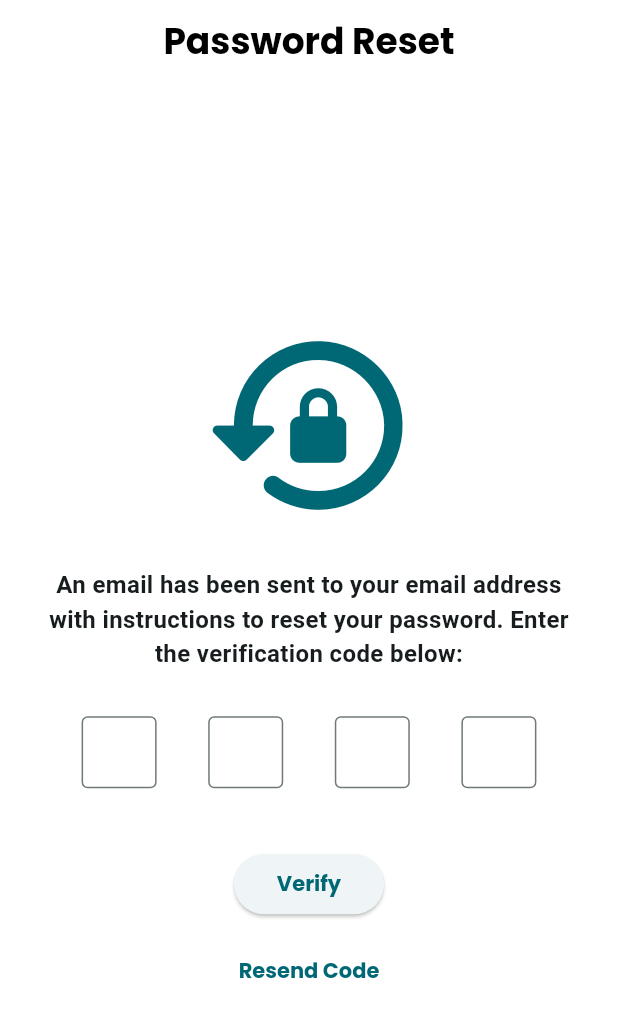
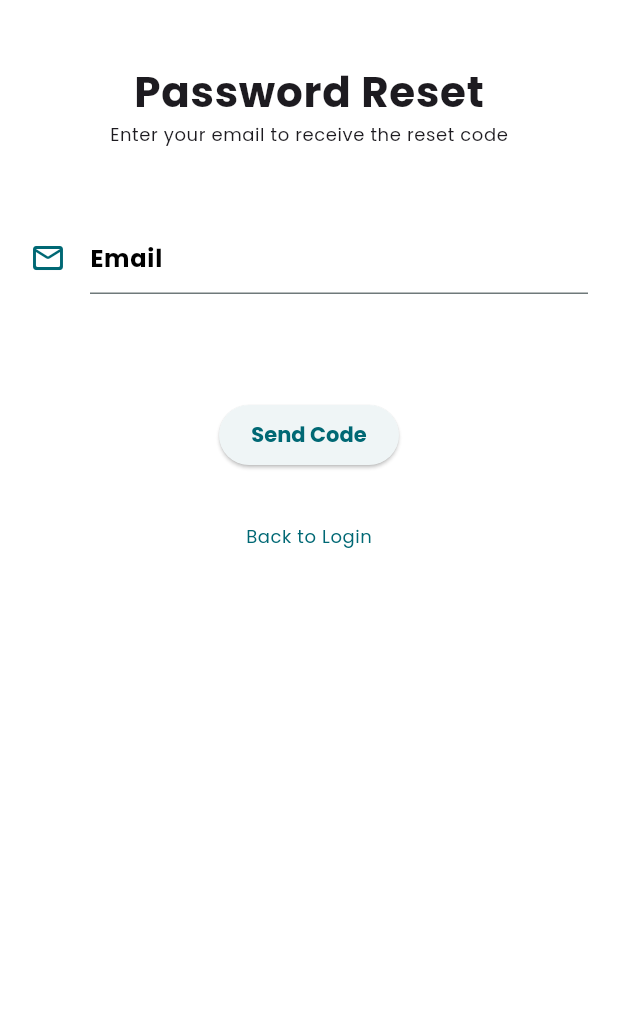
Before and after one commit to karim029/personal_finance_expense_tracker, a Flutter app: the PasswordResetScreen screen opened by its route, on a phone screen of 412 x 824 dp. Shown: the top 1017 px of the screen. Run offline on Flutter 3.47's test engine with Material 3 defaults, Android fonts, the phone set to English and light mode, and no system bars; our stand-ins replace dropdown_button2, flutter_riverpod, go_router, google_fonts, hive, hive_flutter; accounts and stored records are empty.

Commit message:
added password reset screen

```diff
--- a/personal_tracker/lib/presentation/views/password_reset_screen.dart
+++ b/personal_tracker/lib/presentation/views/password_reset_screen.dart
@@ -1,92 +1,123 @@
 import 'package:flutter/material.dart';
-import 'package:flutter/services.dart';
 import 'package:flutter_riverpod/flutter_riverpod.dart';
+import 'package:personal_tracker/provider/route_provider.dart';
 
 class PasswordResetScreen extends ConsumerWidget {
-  const PasswordResetScreen({super.key});
+  PasswordResetScreen({super.key});
+
+  final _formKey = GlobalKey<FormState>(); // Key to manage form state
+  final TextEditingController _emailController =
+      TextEditingController(); // Controller for email input
 
   @override
   Widget build(BuildContext context, WidgetRef ref) {
+    final goRouteNotifier = ref.read(routeNotifierProvider.notifier);
+
     return Scaffold(
-      appBar: AppBar(
-        title: const Text('Password Reset'),
-        centerTitle: true,
+      body: SingleChildScrollView(
+        // Enables scrolling
+        padding: const EdgeInsets.symmetric(
+          horizontal: 20,
+          vertical: 40,
         ),
-      body: Padding(
-        padding: const EdgeInsets.all(20.0),
+        child: Center(
           child: Column(
-          mainAxisAlignment: MainAxisAlignment.center,
+            crossAxisAlignment: CrossAxisAlignment.center,
             children: [
-            // Lock Icon
-            Icon(
-              Icons.lock_reset_rounded,
-              size: 150,
+              Text(
+                'Password Reset',
+                style: Theme.of(context).textTheme.bodyLarge!.copyWith(
+                      fontWeight: FontWeight.bold,
+                      fontSize: 28,
+                    ),
+              ),
+              Text(
+                'Enter your email to receive the reset code',
+                style: Theme.of(context).textTheme.bodySmall!.copyWith(
+                      fontWeight: FontWeight.normal,
+                    ),
+              ),
+              const SizedBox(
+                height: 50,
+              ),
+              Form(
+                key: _formKey,
+                child: Column(
+                  children: [
+                    TextFormField(
+                      controller: _emailController,
+                      decoration: InputDecoration(
+                        hintText: 'Enter your Email',
+                        labelText: 'Email',
+                        icon: Icon(
+                          Icons.mail_outline_rounded,
                           color: Theme.of(context).colorScheme.primary,
                         ),
-            const SizedBox(height: 20),
+                      ),
+                      validator: (value) {
+                        if (value == null || value.isEmpty) {
+                          return 'Email is required';
+                        }
+                        if (!RegExp(r'^[^@]+@[^@]+\.[^@]+').hasMatch(value)) {
+                          return 'Please enter a valid email address';
+                        }
+                        return null;
+                      },
+                    ),
+                  ],
+                ),
+              ),
+              const SizedBox(
+                height: 70,
+              ),
+              ElevatedButton(
+                style: ElevatedButton.styleFrom(
+                  minimumSize: const Size(120, 40),
+                ),
+                onPressed: () {
+                  // Validate the form before proceeding
+                  if (_formKey.currentState?.validate() ?? false) {
+                    final email = _emailController.text;
 
-            // Informative Text
-            const Text(
-              'An email has been sent to your email address with instructions to reset your password. Enter the verification code below:',
-              textAlign: TextAlign.center,
-              style: TextStyle(fontSize: 16),
+                    // TODO: Add logic to send the reset code to the user's email
+                    print('Sending reset code to $email');
+
+                    ScaffoldMessenger.of(context).showSnackBar(
+                      SnackBar(
+                        content: Text(
+                          'Reset code sent to $email',
+                          style:
+                              Theme.of(context).textTheme.bodyMedium!.copyWith(
+                                    fontWeight: FontWeight.normal,
+                                    color: Theme.of(context)
+                                        .colorScheme
+                                        .inversePrimary,
                                   ),
-
-            const SizedBox(height: 30),
-
-            // Code Input Field
-            Row(
-              mainAxisAlignment: MainAxisAlignment.spaceEvenly,
-              children: List.generate(4, (index) {
-                return SizedBox(
-                  width: 50,
-                  child: TextField(
-                    onChanged: (value) {
-                      if (value.length == 1) {
-                        FocusScope.of(context).nextFocus();
-                      }
-                    },
-                    inputFormatters: [FilteringTextInputFormatter.digitsOnly],
-                    textAlign: TextAlign.center,
-                    style: const TextStyle(fontSize: 24),
-                    keyboardType: TextInputType.number,
-                    maxLength: 1,
-                    decoration: const InputDecoration(
-                      counterText: "",
-                      border: OutlineInputBorder(),
                         ),
                       ),
                     );
-              }),
+                  }
+                },
+                child: const Text('Send Code'),
               ),
-
-            const SizedBox(height: 40),
-
-            // Verify Button
-            SizedBox(
-              width: 100,
-              child: ElevatedButton(
-                onPressed: () {
-                  // TODO: Add verification logic here
-                },
-                child: const Text('Verify'),
+              const SizedBox(
+                height: 20,
               ),
-            ),
-
-            const SizedBox(height: 10),
-
-            // Resend Code Button
               TextButton(
                 onPressed: () {
-                // TODO: Add resend code logic here
+                  goRouteNotifier.goTo(AppRoute.logIn);
                 },
                 child: Text(
-                'Resend Code',
+                  'Back to Login',
+                  style: Theme.of(context).textTheme.bodySmall!.copyWith(
+                        color: Theme.of(context).colorScheme.primary,
+                      ),
                 ),
               ),
             ],
           ),
         ),
+      ),
     );
   }
 }
--- a/personal_tracker/lib/presentation/widgets/sign_in_widget.dart
+++ b/personal_tracker/lib/presentation/widgets/sign_in_widget.dart
@@ -133,7 +133,11 @@ class LogInWidget extends ConsumerWidget {
               height: 20,
             ),
             TextButton(
-              onPressed: () {},
+              onPressed: () {
+                ref
+                    .read(routeNotifierProvider.notifier)
+                    .goTo(AppRoute.passwordReset);
+              },
               child: Text(
                 'Forgot password?',
                 style: Theme.of(context).textTheme.bodySmall!.copyWith(
--- a/personal_tracker/lib/provider/route_provider.dart
+++ b/personal_tracker/lib/provider/route_provider.dart
@@ -10,14 +10,15 @@ enum AppRoute {
   register,
   logIn,
   verification,
-  passwordReset
+  passwordcode,
+  passwordReset,
 }
 
 class RouteNotifier extends Notifier<AppRoute> {
   // default location
   @override
   AppRoute build() {
-    return AppRoute.passwordReset; // set back to login after finishing the
+    return AppRoute.logIn;
   }
 
   // method to change state
--- a/personal_tracker/lib/routing/app_router.dart
+++ b/personal_tracker/lib/routing/app_router.dart
@@ -3,6 +3,7 @@ import 'package:go_router/go_router.dart';
 import 'package:personal_tracker/presentation/views/expense_tracker_screen.dart';
 import 'package:personal_tracker/presentation/views/expense_screen.dart';
 import 'package:personal_tracker/presentation/views/loading_screen.dart';
+import 'package:personal_tracker/presentation/views/password_code_screen.dart';
 import 'package:personal_tracker/presentation/views/password_reset_screen.dart';
 import 'package:personal_tracker/presentation/views/register_screen.dart';
 import 'package:personal_tracker/presentation/views/settings_screen.dart';
@@ -15,12 +16,15 @@ final goRouterProvider = Provider<GoRouter>((ref) {
   final route = ref.watch(routeNotifierProvider);
 
   return GoRouter(
-    initialLocation:
-        '/password-reset', // Set the initial location to the password reset screen for testing
+    initialLocation: '/logIn',
     routes: [
       GoRoute(
         path: '/password-reset',
         builder: (context, state) => PasswordResetScreen(),
+      ),
+      GoRoute(
+        path: '/password-code',
+        builder: (context, state) => PasswordCodeScreen(),
       ),
       GoRoute(
         path: '/logIn',
@@ -58,6 +62,8 @@ final goRouterProvider = Provider<GoRouter>((ref) {
       switch (route) {
         case AppRoute.verification:
           return '/verify';
+        case AppRoute.passwordcode:
+          return '/password-code';
         case AppRoute.passwordReset:
           return '/password-reset';
         case AppRoute.dashboard:
```
Also changed, not shown: personal_tracker/lib/data/repositories/user_repository.dart (+17 -0 lines), personal_tracker/lib/presentation/views/password_code_screen.dart (added, +100 -0 lines), personal_tracker/lib/provider/sign_in_notifier.dart (+26 -2 lines). Lines whose indentation alone changed are shown as unchanged.
